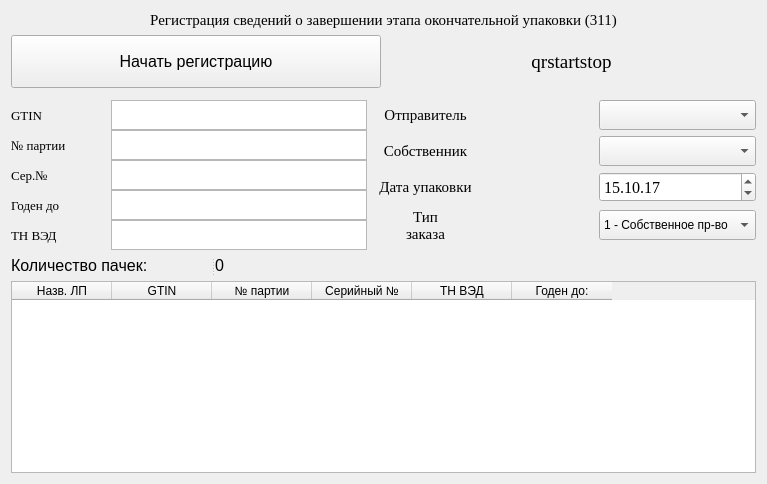
First picture: the form in Widgets/RegisterEndPackingWidget311/registerendpackingwidget311.ui, repository andreyshmelev/drug_marking, before the edit.
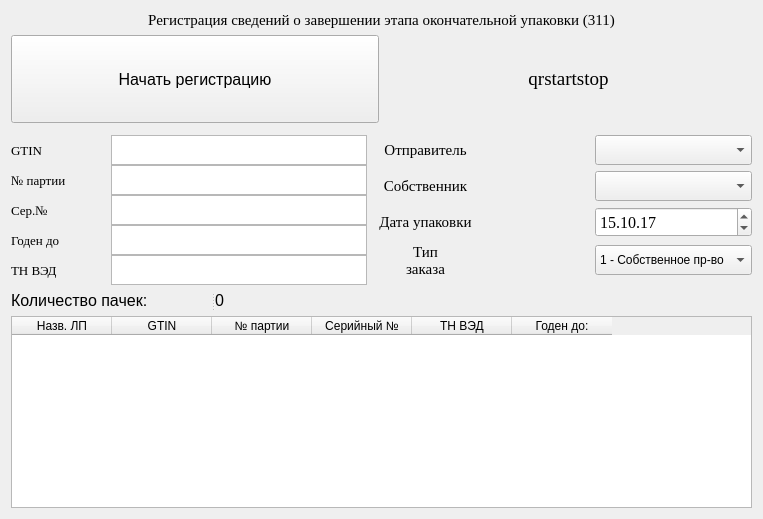
Second picture: the form after the edit.

Patch:
```diff
--- a/Widgets/RegisterEndPackingWidget311/registerendpackingwidget311.ui
+++ b/Widgets/RegisterEndPackingWidget311/registerendpackingwidget311.ui
@@ -6,10 +6,16 @@
    <rect>
     <x>0</x>
     <y>0</y>
-    <width>767</width>
-    <height>484</height>
+    <width>763</width>
+    <height>519</height>
    </rect>
   </property>
+  <property name="sizePolicy">
+   <sizepolicy hsizetype="Expanding" vsizetype="Expanding">
+    <horstretch>0</horstretch>
+    <verstretch>0</verstretch>
+   </sizepolicy>
+  </property>
   <property name="windowTitle">
    <string>RegisterEndPackingWidget311</string>
   </property>
```
